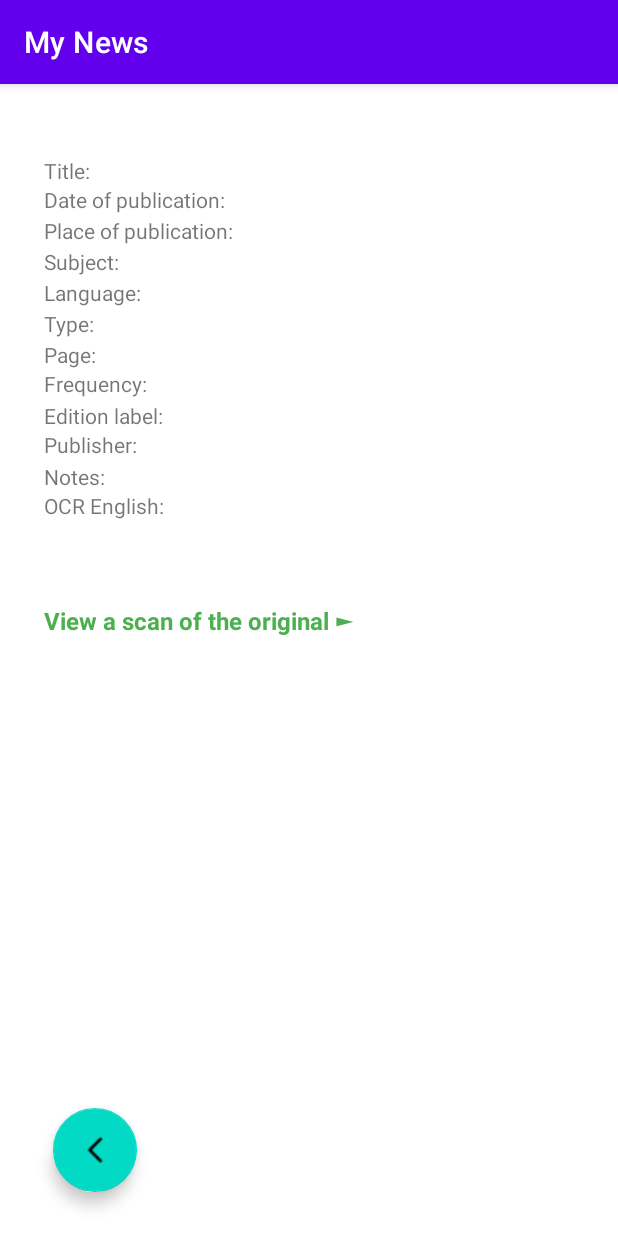
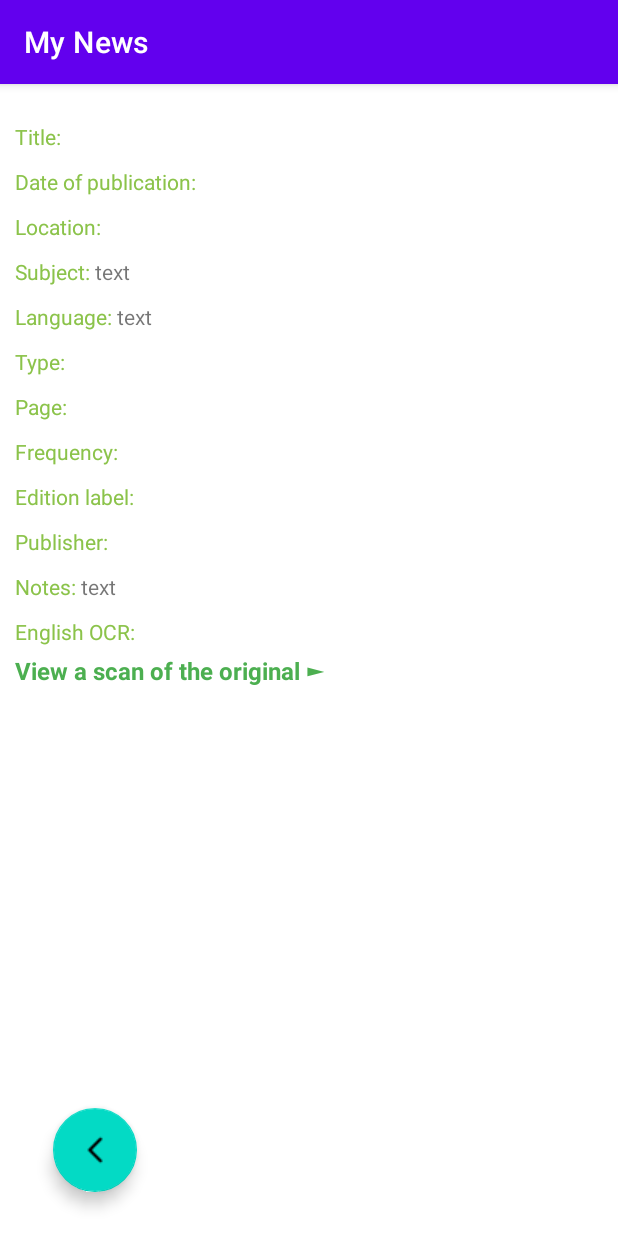
Before and after one commit to MigP/dev_2023_01, an Android app: the ArticleActivity screen opened directly, with no data from a screen before it, on a phone screen of 412 x 824 dp. Run offline under Robolectric (Android 15) with nearby library versions, the phone set to English and light mode, and no system bars; 3 statements that could not run were skipped.

Commit message:
Article details activity layout created

```diff
--- a/app/src/main/java/bf/be/android/newsapptest/view/ArticleActivity.kt
+++ b/app/src/main/java/bf/be/android/newsapptest/view/ArticleActivity.kt
@@ -3,7 +3,6 @@ package bf.be.android.newsapptest.view
 import androidx.appcompat.app.AppCompatActivity
 import android.os.Bundle
 import bf.be.android.newsapptest.databinding.ActivityArticleBinding
-import bf.be.android.newsapptest.model.apis.Items
 import com.google.android.material.floatingactionbutton.FloatingActionButton
 
 class ArticleActivity : AppCompatActivity() {
@@ -15,31 +14,41 @@ class ArticleActivity : AppCompatActivity() {
         setContentView(binding.root)
         setTitle("My News")
 
+        populateList()
+
         val backButton: FloatingActionButton = binding.backFloatingActionButton
         backButton.setOnClickListener {
             finish()
         }
+    }
 
-        //TODO ----------------------------- Gets data from intent
-        val item_title = intent.getStringExtra("TITLE")
-        val item_date = intent.getStringExtra("DATE")
-        val item_page = intent.getStringExtra("PAGE")
-        val item_place_of_publication = intent.getStringExtra("PLACE_OF_PUBLICATION")
-        val item_language = intent.getStringArrayExtra("LANGUAGE")
-        val item_note = intent.getStringArrayExtra("NOTE")
-        val item_subject = intent.getStringArrayExtra("SUBJECT")
-        val item_frequency = intent.getStringExtra("FREQUENCY")
-        val item_type = intent.getStringExtra("TYPE")
-        val item_edition_label = intent.getStringExtra("EDITION_LABEL")
-        val item_publisher = intent.getStringExtra("PUBLISHER")
-        val item_url = intent.getStringExtra("URL")
-        val item_ocr_eng = intent.getStringExtra("OCR_ENG")
-        //TODO ------------------------------------------
+    private fun populateList () {
+        val item_title = binding.itemTitle
+        item_title.text = intent.getStringExtra("TITLE")
+        val item_date = binding.itemDate
+        item_date.text = intent.getStringExtra("DATE")
+        val item_place_of_publication = binding.itemPlace
+        item_place_of_publication.text = intent.getStringExtra("PLACE_OF_PUBLICATION")
+        val item_subject = binding.itemSubject
+        item_subject.text = intent.getSerializableExtra("SUBJECT").toString()
+        val item_language = binding.itemLanguage
+        item_language.text = intent.getSerializableExtra("LANGUAGE").toString()
+        val item_type = binding.itemType
+        item_type.text = intent.getStringExtra("TYPE")
+        val item_page = binding.itemPage
+        item_page.text = intent.getStringExtra("PAGE")
+        val item_frequency = binding.itemFrequency
+        item_frequency.text = intent.getStringExtra("FREQUENCY")
+        val item_edition_label = binding.itemLabel
+        item_edition_label .text = intent.getStringExtra("EDITION_LABEL")
+        val item_publisher = binding.itemPublisher
+        item_publisher.text = intent.getStringExtra("PUBLISHER")
+        val item_note = binding.itemNotes
+        item_note.text = intent.getSerializableExtra("NOTE").toString()
+        val item_ocr_eng = binding.itemOcr
+        item_ocr_eng.text = intent.getStringExtra("OCR_ENG")
+
         //TODO Also get pdf (original scan) from json response on the item_url request
-
-        println("-------------- title: " + item_title)
-        println("-------------- item_place_of_publication: " + item_place_of_publication)
-        println("-------------- item_frequency: " + item_frequency)
-        println("-------------- item_publisher: " + item_publisher)
+        //TODO Instead of displaying the Ocr add a link to it like on the pdf
     }
 }
--- a/app/src/main/res/layout/activity_article.xml
+++ b/app/src/main/res/layout/activity_article.xml
@@ -6,146 +6,276 @@
     android:layout_height="match_parent"
     tools:context=".view.ArticleActivity">
 
+    <ScrollView
+        android:id="@+id/detailsScroll"
+        android:layout_width="0dp"
+        android:layout_height="0dp"
+        android:padding="10dp"
+        app:layout_constraintBottom_toTopOf="@+id/backFloatingActionButton"
+        app:layout_constraintEnd_toEndOf="parent"
+        app:layout_constraintStart_toStartOf="parent"
+        app:layout_constraintTop_toTopOf="parent"
+        tools:ignore="SpeakableTextPresentCheck">
+
+        <LinearLayout
+            android:layout_width="match_parent"
+            android:layout_height="match_parent"
+            android:paddingVertical="10dp"
+            android:orientation="vertical">
+
+            <LinearLayout
+                android:layout_width="match_parent"
+                android:layout_height="match_parent"
+                android:orientation="horizontal"
+                android:paddingVertical="5dp">
+
+                <TextView
+                    android:id="@+id/title"
+                    android:layout_width="wrap_content"
+                    android:layout_height="wrap_content"
+                    android:text="Title: "
+                    android:textColor="#8BC34A" />
+
                 <TextView
                     android:id="@+id/itemTitle"
                     android:layout_width="wrap_content"
                     android:layout_height="wrap_content"
-        android:layout_marginStart="29dp"
-        android:layout_marginTop="48dp"
-        android:text="Title: "
-        app:layout_constraintBottom_toTopOf="@+id/itemDate"
-        app:layout_constraintStart_toStartOf="parent"
-        app:layout_constraintTop_toTopOf="parent" />
+                    android:text="text" />
+            </LinearLayout>
+
+            <LinearLayout
+                android:layout_width="match_parent"
+                android:layout_height="match_parent"
+                android:orientation="horizontal"
+                android:paddingVertical="5dp">
+
+                <TextView
+                    android:id="@+id/date"
+                    android:layout_width="wrap_content"
+                    android:layout_height="wrap_content"
+                    android:text="Date of publication: "
+                    android:textColor="#8BC34A" />
 
                 <TextView
                     android:id="@+id/itemDate"
                     android:layout_width="wrap_content"
                     android:layout_height="wrap_content"
-        android:layout_marginBottom="1dp"
-        android:text="Date of publication: "
-        app:layout_constraintBottom_toTopOf="@+id/itemPlace"
-        app:layout_constraintStart_toStartOf="@+id/itemTitle"
-        app:layout_constraintTop_toBottomOf="@+id/itemTitle" />
+                    android:text="text" />
+            </LinearLayout>
+
+            <LinearLayout
+                android:layout_width="match_parent"
+                android:layout_height="match_parent"
+                android:orientation="horizontal"
+                android:paddingVertical="5dp">
+
+                <TextView
+                    android:id="@+id/place"
+                    android:layout_width="wrap_content"
+                    android:layout_height="wrap_content"
+                    android:text="Location: "
+                    android:textColor="#8BC34A" />
 
                 <TextView
                     android:id="@+id/itemPlace"
                     android:layout_width="wrap_content"
                     android:layout_height="wrap_content"
-        android:layout_marginBottom="1dp"
-        android:text="Place of publication: "
-        app:layout_constraintBottom_toTopOf="@+id/itemSubject"
-        app:layout_constraintStart_toStartOf="@+id/itemDate"
-        app:layout_constraintTop_toBottomOf="@+id/itemDate" />
+                    android:text="text" />
+            </LinearLayout>
+
+            <LinearLayout
+                android:layout_width="match_parent"
+                android:layout_height="match_parent"
+                android:orientation="horizontal"
+                android:paddingVertical="5dp">
+
+                <TextView
+                    android:id="@+id/subject"
+                    android:layout_width="wrap_content"
+                    android:layout_height="wrap_content"
+                    android:text="Subject: "
+                    android:textColor="#8BC34A" />
 
                 <TextView
                     android:id="@+id/itemSubject"
                     android:layout_width="wrap_content"
                     android:layout_height="wrap_content"
-        android:layout_marginBottom="1dp"
-        android:text="Subject: "
-        app:layout_constraintBottom_toTopOf="@+id/itemLanguage"
-        app:layout_constraintStart_toStartOf="@+id/itemPlace"
-        app:layout_constraintTop_toBottomOf="@+id/itemPlace" />
+                    android:text="text" />
+            </LinearLayout>
+
+            <LinearLayout
+                android:layout_width="match_parent"
+                android:layout_height="match_parent"
+                android:orientation="horizontal"
+                android:paddingVertical="5dp">
+
+                <TextView
+                    android:id="@+id/language"
+                    android:layout_width="wrap_content"
+                    android:layout_height="wrap_content"
+                    android:text="Language: "
+                    android:textColor="#8BC34A" />
 
                 <TextView
                     android:id="@+id/itemLanguage"
                     android:layout_width="wrap_content"
                     android:layout_height="wrap_content"
-        android:layout_marginBottom="1dp"
-        android:text="Language: "
-        app:layout_constraintBottom_toTopOf="@+id/itemType"
-        app:layout_constraintStart_toStartOf="@+id/itemSubject"
-        app:layout_constraintTop_toBottomOf="@+id/itemSubject" />
+                    android:text="text" />
+            </LinearLayout>
 
+            <LinearLayout
+                android:layout_width="match_parent"
+                android:layout_height="match_parent"
+                android:orientation="horizontal"
+                android:paddingVertical="5dp">
+
+                <TextView
+                    android:id="@+id/type"
+                    android:layout_width="wrap_content"
+                    android:layout_height="wrap_content"
+                    android:text="Type: "
+                    android:textColor="#8BC34A" />
+
+                <TextView
+                    android:id="@+id/itemType"
+                    android:layout_width="wrap_content"
+                    android:layout_height="wrap_content"
+                    android:text="text" />
+            </LinearLayout>
+
+            <LinearLayout
+                android:layout_width="match_parent"
+                android:layout_height="match_parent"
+                android:orientation="horizontal"
+                android:paddingVertical="5dp">
+
+                <TextView
+                    android:id="@+id/page"
+                    android:layout_width="wrap_content"
+                    android:layout_height="wrap_content"
+                    android:text="Page: "
+                    android:textColor="#8BC34A" />
+
+                <TextView
+                    android:id="@+id/itemPage"
+                    android:layout_width="wrap_content"
+                    android:layout_height="wrap_content"
+                    android:text="text" />
+            </LinearLayout>
+
+            <LinearLayout
+                android:layout_width="match_parent"
+                android:layout_height="match_parent"
+                android:orientation="horizontal"
+                android:paddingVertical="5dp">
+
+                <TextView
+                    android:id="@+id/frequency"
+                    android:layout_width="wrap_content"
+                    android:layout_height="wrap_content"
+                    android:text="Frequency: "
+                    android:textColor="#8BC34A" />
+
+                <TextView
+                    android:id="@+id/itemFrequency"
+                    android:layout_width="wrap_content"
+                    android:layout_height="wrap_content"
+                    android:text="text" />
+            </LinearLayout>
+
+            <LinearLayout
+                android:layout_width="match_parent"
+                android:layout_height="match_parent"
+                android:orientation="horizontal"
+                android:paddingVertical="5dp">
+
+                <TextView
+                    android:id="@+id/label"
+                    android:layout_width="wrap_content"
+                    android:layout_height="wrap_content"
+                    android:text="Edition label: "
+                    android:textColor="#8BC34A" />
+
+                <TextView
+                    android:id="@+id/itemLabel"
+                    android:layout_width="wrap_content"
+                    android:layout_height="wrap_content"
+                    android:text="text" />
+            </LinearLayout>
+
+            <LinearLayout
+                android:layout_width="match_parent"
+                android:layout_height="match_parent"
+                android:orientation="horizontal"
+                android:paddingVertical="5dp">
+
+                <TextView
+                    android:id="@+id/publisher"
+                    android:layout_width="wrap_content"
+                    android:layout_height="wrap_content"
+                    android:text="Publisher: "
+                    android:textColor="#8BC34A" />
+
+                <TextView
+                    android:id="@+id/itemPublisher"
+                    android:layout_width="wrap_content"
+                    android:layout_height="wrap_content"
+                    android:text="text" />
+            </LinearLayout>
+
+            <LinearLayout
+                android:layout_width="match_parent"
+                android:layout_height="match_parent"
+                android:orientation="horizontal"
+                android:paddingVertical="5dp">
+
+                <TextView
+                    android:id="@+id/notes"
+                    android:layout_width="wrap_content"
+                    android:layout_height="wrap_content"
+                    android:text="Notes: "
+                    android:textColor="#8BC34A" />
+
+                <TextView
+                    android:id="@+id/itemNotes"
+                    android:layout_width="wrap_content"
+                    android:layout_height="wrap_content"
+                    android:text="text" />
+            </LinearLayout>
+
+            <LinearLayout
+                android:layout_width="match_parent"
+                android:layout_height="match_parent"
+                android:orientation="horizontal"
+                android:paddingVertical="5dp">
+
+                <TextView
+                    android:id="@+id/ocr"
+                    android:layout_width="wrap_content"
+                    android:layout_height="wrap_content"
+                    android:text="English OCR: "
+                    android:textColor="#8BC34A" />
 
                 <TextView
                     android:id="@+id/itemOcr"
                     android:layout_width="wrap_content"
                     android:layout_height="wrap_content"
-        android:text="OCR English: "
-        app:layout_constraintBottom_toTopOf="@+id/view2"
-        app:layout_constraintStart_toStartOf="@+id/itemNotes"
-        app:layout_constraintTop_toBottomOf="@+id/itemNotes" />
-
-    <TextView
-        android:id="@+id/itemType"
-        android:layout_width="wrap_content"
-        android:layout_height="wrap_content"
-        android:layout_marginBottom="1dp"
-        android:text="Type: "
-        app:layout_constraintBottom_toTopOf="@+id/itemPage"
-        app:layout_constraintStart_toStartOf="@+id/itemLanguage"
-        app:layout_constraintTop_toBottomOf="@+id/itemLanguage" />
-
-    <TextView
-        android:id="@+id/itemPage"
-        android:layout_width="wrap_content"
-        android:layout_height="wrap_content"
-        android:text="Page: "
-        app:layout_constraintBottom_toTopOf="@+id/itemFrequency"
-        app:layout_constraintStart_toStartOf="@+id/itemType"
-        app:layout_constraintTop_toBottomOf="@+id/itemType" />
-
-    <TextView
-        android:id="@+id/itemFrequency"
-        android:layout_width="wrap_content"
-        android:layout_height="wrap_content"
-        android:layout_marginBottom="2dp"
-        android:text="Frequency: "
-        app:layout_constraintBottom_toTopOf="@+id/itemLabel"
-        app:layout_constraintStart_toStartOf="@+id/itemPage"
-        app:layout_constraintTop_toBottomOf="@+id/itemPage" />
-
-    <TextView
-        android:id="@+id/itemLabel"
-        android:layout_width="wrap_content"
-        android:layout_height="wrap_content"
-        android:text="Edition label: "
-        app:layout_constraintBottom_toTopOf="@+id/itemPublisher"
-        app:layout_constraintStart_toStartOf="@+id/itemFrequency"
-        app:layout_constraintTop_toBottomOf="@+id/itemFrequency" />
-
-    <TextView
-        android:id="@+id/itemPublisher"
-        android:layout_width="wrap_content"
-        android:layout_height="wrap_content"
-        android:layout_marginBottom="2dp"
-        android:text="Publisher: "
-        app:layout_constraintBottom_toTopOf="@+id/itemNotes"
-        app:layout_constraintStart_toStartOf="@+id/itemLabel"
-        app:layout_constraintTop_toBottomOf="@+id/itemLabel" />
-
-    <TextView
-        android:id="@+id/itemNotes"
-        android:layout_width="wrap_content"
-        android:layout_height="wrap_content"
-        android:text="Notes: "
-        app:layout_constraintBottom_toTopOf="@+id/itemOcr"
-        app:layout_constraintStart_toStartOf="@+id/itemPublisher"
-        app:layout_constraintTop_toBottomOf="@+id/itemPublisher" />
-
-    <View
-        android:id="@+id/view2"
-        android:layout_width="match_parent"
-        android:layout_height="0dp"
-        android:layout_marginBottom="336dp"
-        android:layout_weight="1"
-        app:layout_constraintBottom_toTopOf="@+id/backFloatingActionButton"
-        app:layout_constraintEnd_toEndOf="parent"
-        app:layout_constraintStart_toStartOf="parent"
-        app:layout_constraintTop_toBottomOf="@+id/itemOcr" />
+                    android:text="text" />
+            </LinearLayout>
 
             <TextView
                 android:id="@+id/itemPdfLink"
                 android:layout_width="wrap_content"
                 android:layout_height="wrap_content"
-        android:layout_marginStart="29dp"
                 android:text="View a scan of the original ►"
                 android:textColor="#4CAF50"
                 android:textSize="16sp"
                 android:textStyle="bold"
-        app:layout_constraintStart_toStartOf="@+id/view2"
-        app:layout_constraintTop_toBottomOf="@+id/view2" />
+                app:layout_constraintStart_toStartOf="@+id/itemOcr"
+                app:layout_constraintTop_toBottomOf="@+id/itemOcr" />
+
+        </LinearLayout>
+    </ScrollView>
 
     <com.google.android.material.floatingactionbutton.FloatingActionButton
         android:id="@+id/backFloatingActionButton"
@@ -154,10 +284,11 @@
         android:layout_marginStart="35dp"
         android:layout_marginBottom="29dp"
         android:clickable="true"
+        android:contentDescription="Back button"
         app:layout_constraintBottom_toBottomOf="parent"
         app:layout_constraintStart_toStartOf="parent"
-        app:layout_constraintTop_toBottomOf="@+id/view2"
-        app:srcCompat="@drawable/back" />
+        app:srcCompat="@drawable/back"
+        tools:ignore="SpeakableTextPresentCheck,SpeakableTextPresentCheck,SpeakableTextPresentCheck,SpeakableTextPresentCheck,SpeakableTextPresentCheck" />
 
 
 </androidx.constraintlayout.widget.ConstraintLayout>
```
Lines whose indentation alone changed are shown as unchanged.
